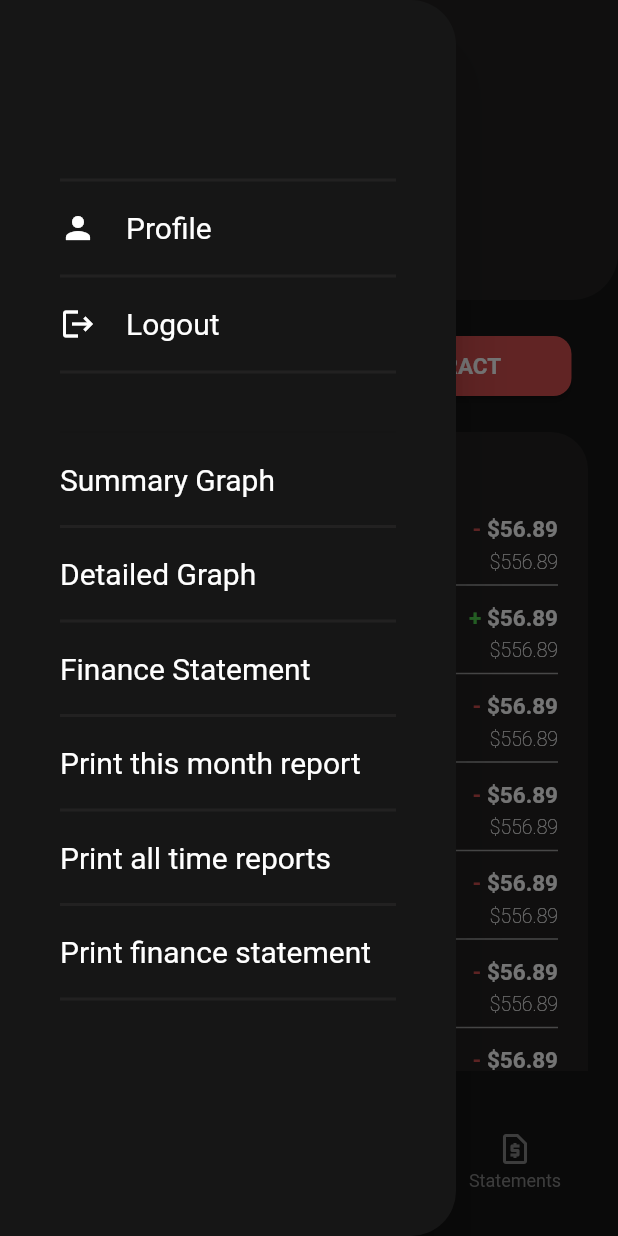
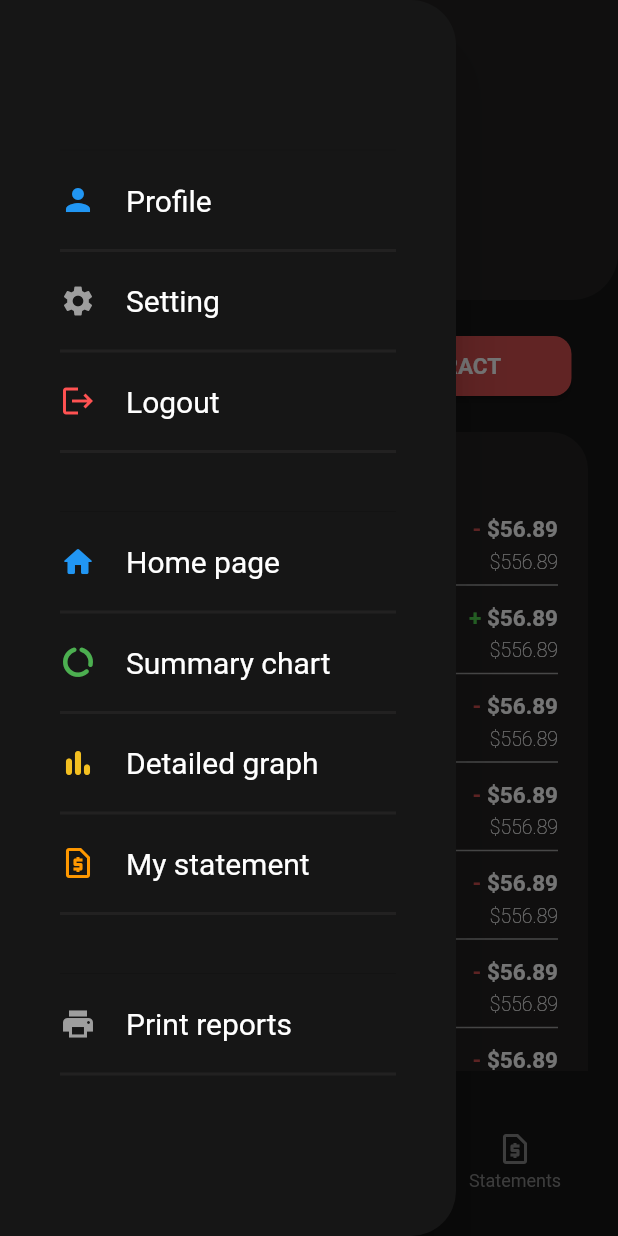
Before and after one commit to Deep2002/Personal-Finance-Flutter-App, a Flutter app: the screen it shows after launch, with the side drawer open, on a phone screen of 412 x 824 dp. Run offline on Flutter 3.47's test engine with Material 2 defaults, Android fonts, the light colour scheme and no system bars; our stand-ins replace fl_chart, pie_chart.

Commit message:
Changes in Drawer items

```diff
--- a/lib/Widgets/AppDrawer.dart
+++ b/lib/Widgets/AppDrawer.dart
@@ -1,7 +1,7 @@
 import 'package:flutter/material.dart';
+import 'package:personal_finance/Widgets/DrawerItem.dart';
 
 import 'AppColors.dart';
-import 'AppText.dart';
 
 class AppDrawer extends StatefulWidget {
   const AppDrawer({Key? key}) : super(key: key);
@@ -18,43 +18,52 @@ class _AppDrawerState extends State<AppDrawer> {
           borderRadius: BorderRadius.horizontal(right: Radius.circular(30))),
       backgroundColor: AppColors.bg,
       child: Padding(
-        padding: const EdgeInsets.symmetric(vertical: 100, horizontal: 40),
+        padding: const EdgeInsets.symmetric(vertical: 80, horizontal: 40),
         child: Column(
           crossAxisAlignment: CrossAxisAlignment.start,
           children: [
+            const Divider(height: 40),
+            const DrawerItem(
+                text: 'Profile',
+                icon: Icon(Icons.person),
+                iconColor: Colors.blue),
             Divider(color: AppColors.containerFrame, thickness: 2, height: 40),
-            Row(
-              children: [
-                const Icon(Icons.person, color: Colors.white),
-                const SizedBox(
-                  width: 20,
-                ),
-                AppText(text: 'Profile'),
-              ],
-            ),
+            const DrawerItem(
+                text: 'Setting',
+                icon: Icon(Icons.settings, color: Colors.grey),
+                iconColor: Colors.grey),
             Divider(color: AppColors.containerFrame, thickness: 2, height: 40),
-            Row(
-              children: [
-                const Icon(Icons.logout, color: Colors.white),
-                const SizedBox(
-                  width: 20,
-                ),
-                AppText(text: 'Logout'),
-              ],
-            ),
+            const DrawerItem(
+                text: 'Logout',
+                icon: Icon(Icons.logout),
+                iconColor: Colors.redAccent),
             Divider(color: AppColors.containerFrame, thickness: 2, height: 40),
             const Divider(height: 40),
-            AppText(text: 'Summary Graph'),
+            const DrawerItem(
+                text: 'Home page',
+                icon: Icon(Icons.home_rounded),
+                iconColor: Colors.blue),
             Divider(color: AppColors.containerFrame, thickness: 2, height: 40),
-            AppText(text: 'Detailed Graph'),
+            const DrawerItem(
+                text: 'Summary chart',
+                icon: Icon(Icons.data_usage_rounded),
+                iconColor: Colors.green),
             Divider(color: AppColors.containerFrame, thickness: 2, height: 40),
-            AppText(text: 'Finance Statement'),
+            const DrawerItem(
+                text: 'Detailed graph',
+                icon: Icon(Icons.bar_chart_rounded),
+                iconColor: Color.fromARGB(255, 243, 191, 33)),
             Divider(color: AppColors.containerFrame, thickness: 2, height: 40),
-            AppText(text: 'Print this month report'),
+            const DrawerItem(
+                text: 'My statement',
+                icon: Icon(Icons.request_page_outlined),
+                iconColor: Colors.orange),
             Divider(color: AppColors.containerFrame, thickness: 2, height: 40),
-            AppText(text: 'Print all time reports'),
-            Divider(color: AppColors.containerFrame, thickness: 2, height: 40),
-            AppText(text: 'Print finance statement'),
+            const Divider(height: 40),
+            const DrawerItem(
+                text: 'Print reports',
+                icon: Icon(Icons.print),
+                iconColor: Colors.grey),
             Divider(color: AppColors.containerFrame, thickness: 2, height: 40),
           ],
         ),
--- /dev/null
+++ b/lib/Widgets/DrawerItem.dart
@@ -0,0 +1,46 @@
+import 'package:flutter/material.dart';
+
+import '../widgets/AppText.dart';
+
+class DrawerItem extends StatefulWidget {
+  final String text;
+  final Icon icon;
+  final Color iconColor;
+  final double iconSize = 20;
+
+  const DrawerItem(
+      {Key? key,
+      required this.text,
+      required this.icon,
+      required this.iconColor})
+      : super(key: key);
+
+  @override
+  State<DrawerItem> createState() => _DrawerItemState();
+}
+
+class _DrawerItemState extends State<DrawerItem> {
+  late Color itemBgColor = Colors.transparent;
+
+  @override
+  Widget build(BuildContext context) {
+    return GestureDetector(
+      child: Container(
+        color: Colors.transparent,
+        height: 27,
+        child: Row(
+          children: [
+            Icon(widget.icon.icon, color: widget.iconColor),
+            SizedBox(
+              width: widget.iconSize,
+            ),
+            AppText(text: widget.text),
+          ],
+        ),
+      ),
+      onTap: () {
+        print(widget.text);
+      },
+    );
+  }
+}
```
